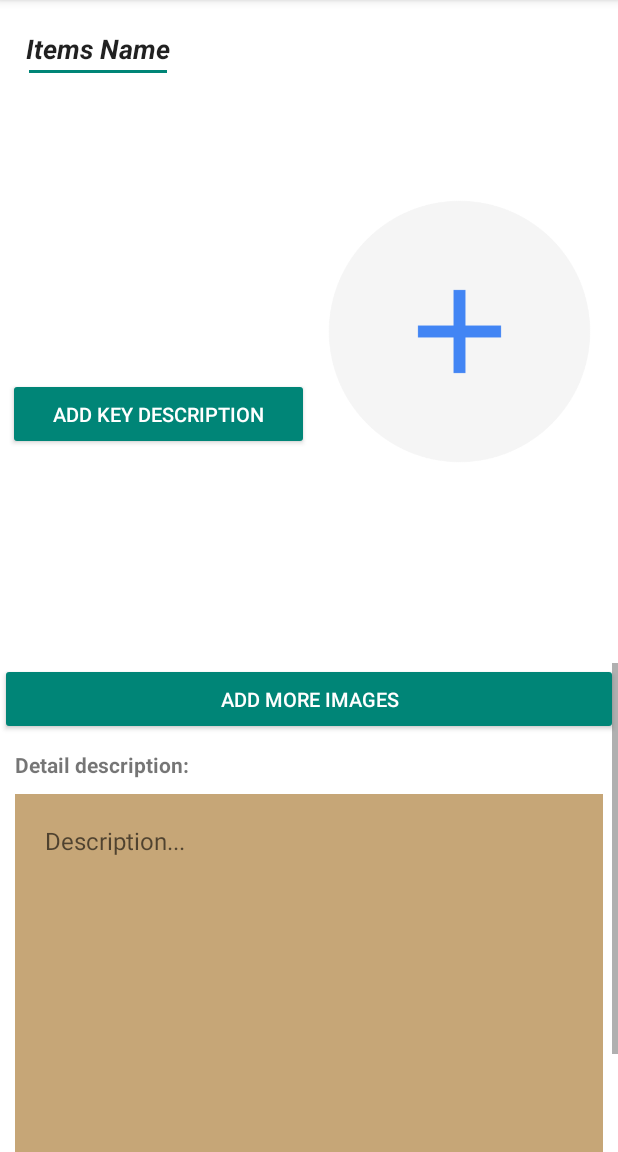
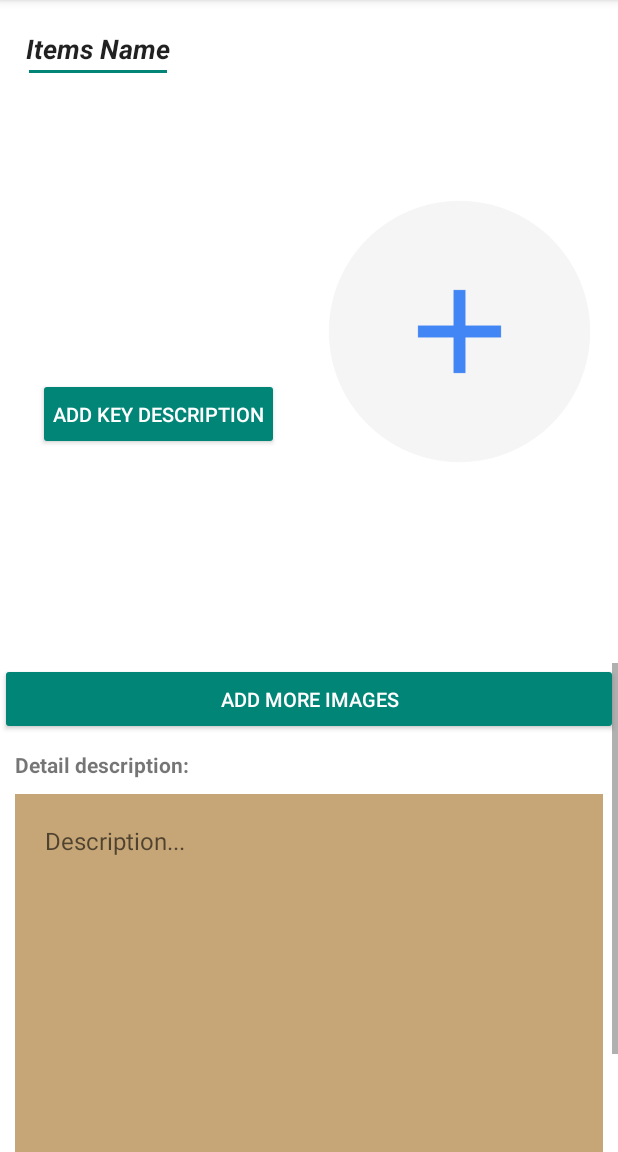
Before and after one commit to chewenkai/NFC-inventory, an Android app: the fragment ItemDetailFrag shown on its own in the app's theme, on a phone screen of 412 x 824 dp, the part 84-1236 px from its top. Run offline under Robolectric (Android 15) with nearby library versions, the phone set to English and light mode, and no system bars; our stand-ins replace Picasso; libraries missing offline, so code that uses them is left out: at.markushi.ui, com.nbsp.materialfilepicker, org.greenrobot.greendao; plain views replace CircleButton.

Commit message:
fix bugs

```diff
--- a/app/src/main/res/layout/item_add_layout.xml
+++ b/app/src/main/res/layout/item_add_layout.xml
@@ -55,7 +55,7 @@
 
                     <TextView
                         android:id="@+id/textview_item_name"
-                        android:layout_width="match_parent"
+                        android:layout_width="wrap_content"
                         android:layout_height="wrap_content"
                         android:layout_margin="10dp"
                         android:gravity="start"
@@ -79,7 +79,7 @@
                     <Button
                         android:id="@+id/button_add_item_key_des"
                         style="@style/Base.Widget.AppCompat.Button.Colored"
-                        android:layout_width="match_parent"
+                        android:layout_width="wrap_content"
                         android:layout_height="wrap_content"
                         android:layout_gravity="center"
                         android:gravity="center"
```
